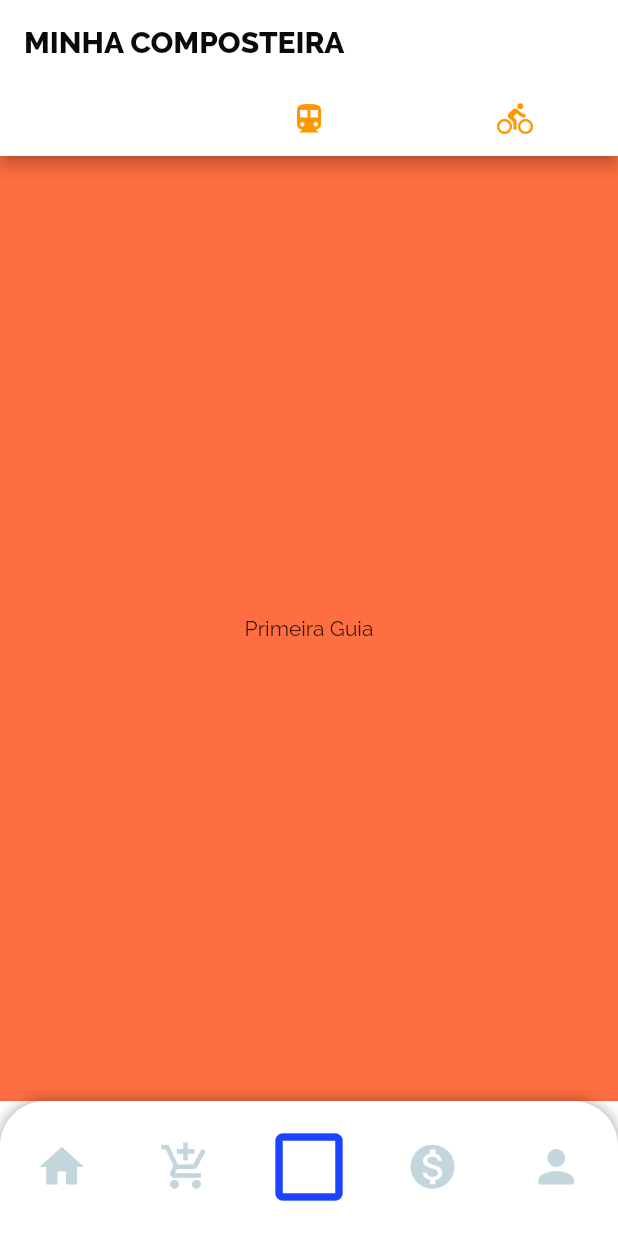
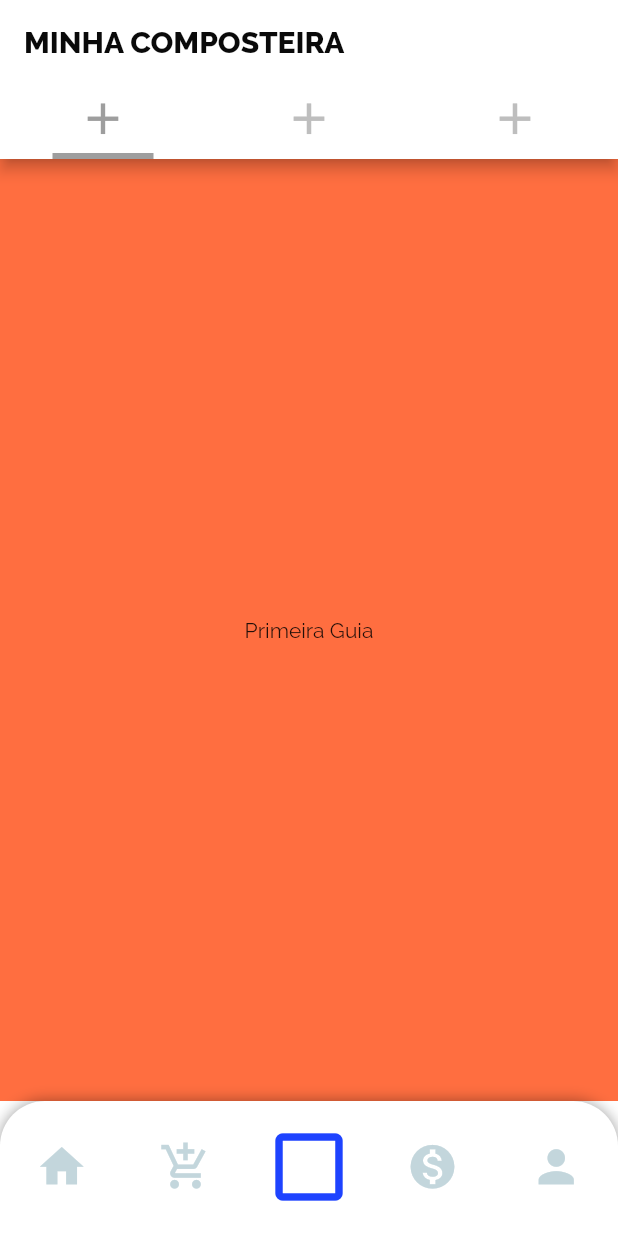
Before and after one commit to GabrielleBarbosa/SmartHummus, a Flutter app: the screen it shows after launch, item 3 of the bottom bar chosen, on a phone screen of 412 x 824 dp. Run offline on Flutter 3.47's test engine with Material 2 defaults, Android fonts, the light colour scheme and no system bars; our stand-ins replace google_fonts.

Commit message:
cores das tabs

```diff
--- a/app/smarthummus_app/lib/screens/composter_screen.dart
+++ b/app/smarthummus_app/lib/screens/composter_screen.dart
@@ -1,12 +1,21 @@
 import 'package:flutter/material.dart';
 import 'package:google_fonts/google_fonts.dart';
 
-class ComposterScreen extends StatelessWidget {
+class ComposterScreen extends StatefulWidget {
+  @override
+  _ComposterScreenState createState() => _ComposterScreenState();
+}
+
+class _ComposterScreenState extends State<ComposterScreen> {
+
   final List<Widget> myTabs = <Widget>[
-    Tab(text: 'LEFT', icon: Icon(Icons.monetization_on)),
-    Tab(text: 'RIGHT', icon: Icon(Icons.add_shopping_cart)),
-    Tab(text: 'RIGHT', icon: Icon(Icons.add_shopping_cart))
+    Tab(icon: Icon(Icons.add, size: 35.0,)),
+    Tab(icon: Icon(Icons.add, size: 35.0)),
+    Tab(icon: Icon(Icons.add, size: 35.0))
   ];
+
+  final List<Color> _colors = [Colors.grey, Colors.lightBlue, Colors.orange];
+  int _selectedItem = 0;
 
   @override
   Widget build(BuildContext context) {
@@ -16,21 +25,30 @@ class ComposterScreen extends StatelessWidget {
         appBar: AppBar(
             backgroundColor: Colors.white,
             bottom: TabBar(
-            indicatorColor: Colors.transparent,
-            unselectedLabelColor: Colors.orange,
-            tabs: [
-              Tab(icon: Icon(Icons.directions_car)),
-              Tab(icon: Icon(Icons.directions_transit)),
-              Tab(icon: Icon(Icons.directions_bike)),
-            ],
+              onTap: (index){
+                setState(() {
+                  _selectedItem = index;
+                });
+              },
+              labelPadding: EdgeInsets.only(top: 15.0),
+              indicatorWeight: 4,
+              indicatorPadding: EdgeInsets.symmetric(horizontal: 35.0),
+              indicatorColor:  _colors[_selectedItem],
+              unselectedLabelColor: Color.fromRGBO(190, 190, 190, 100.0),
+              labelColor: _colors[_selectedItem],
+              tabs: myTabs,
             ),
-          title: Text('MINHA COMPOSTEIRA',
+            title: Padding(
+              padding: EdgeInsets.only(top: 15.0),
+              child: Text(
+                'MINHA COMPOSTEIRA',
                 style: GoogleFonts.raleway(
                   fontSize: 20,
                   fontWeight: FontWeight.w800,
                   color: Color.fromRGBO(10, 10, 10, 100.0),
                 ),
               ),
+            )
         ),
         body: TabBarView(
           children: [
--- a/app/smarthummus_app/lib/screens/home_screen.dart
+++ b/app/smarthummus_app/lib/screens/home_screen.dart
@@ -9,13 +9,14 @@ class HomeScreen extends StatefulWidget {
 }
 
 class _HomeScreenState extends State<HomeScreen> {
-  Widget _page = FeedScreen();
+
+  List<Widget> _pages = [FeedScreen(), Container(color: Colors.blue), ComposterScreen(), Container(color: Colors.purple), Container(color: Colors.orange)];
   final color = Colors.white;
 
   @override
   Widget build(BuildContext context) {
     return Scaffold(
-        body: _page,
+        body: _pages[_selectedindex],
         bottomNavigationBar: Container(
           color: color,
           child: Container(
@@ -66,21 +67,6 @@ class _HomeScreenState extends State<HomeScreen> {
   void _tapped(int index) {
     setState(() {
       _selectedindex = index;
-
-      switch (index) {
-        case 0:
-          _page = FeedScreen();
-          break;
-
-        case 1:
-          _page = Container(color: Colors.blue);
-          break;
-
-        case 2:
-          _page = ComposterScreen();
-          break;
-
-      }
     });
   }
 }
```
Also changed, not shown: 1 other file. Lines whose indentation alone changed are shown as unchanged.
